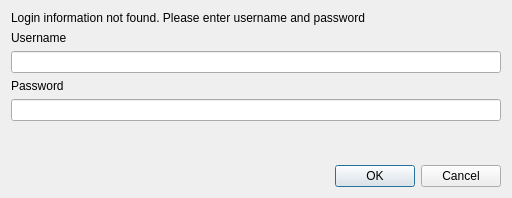
GispoCoding/infrao-plugin, file infrao/resources/ui/ask_credentials_dialog.ui: the form before one commit.
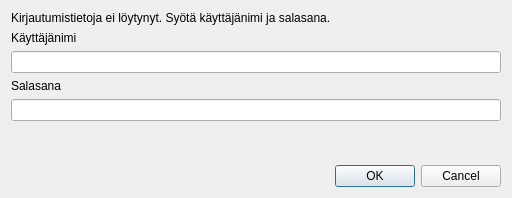
The form after the commit. Custom widgets are drawn as their Qt base class.

Patch:
```diff
--- a/infrao/resources/ui/ask_credentials_dialog.ui
+++ b/infrao/resources/ui/ask_credentials_dialog.ui
@@ -40,21 +40,21 @@
    <item row="0" column="0">
     <widget class="QLabel" name="label">
      <property name="text">
-      <string>Login information not found. Please enter username and password</string>
+      <string>Kirjautumistietoja ei löytynyt. Syötä käyttäjänimi ja salasana.</string>
      </property>
     </widget>
    </item>
    <item row="1" column="0">
     <widget class="QLabel" name="label_3">
      <property name="text">
-      <string>Username</string>
+      <string>Käyttäjänimi</string>
      </property>
     </widget>
    </item>
    <item row="3" column="0">
     <widget class="QLabel" name="label_2">
      <property name="text">
-      <string>Password</string>
+      <string>Salasana</string>
      </property>
     </widget>
    </item>
```
Left out of the diff: 2 changed lines with no effect on the pictures.
